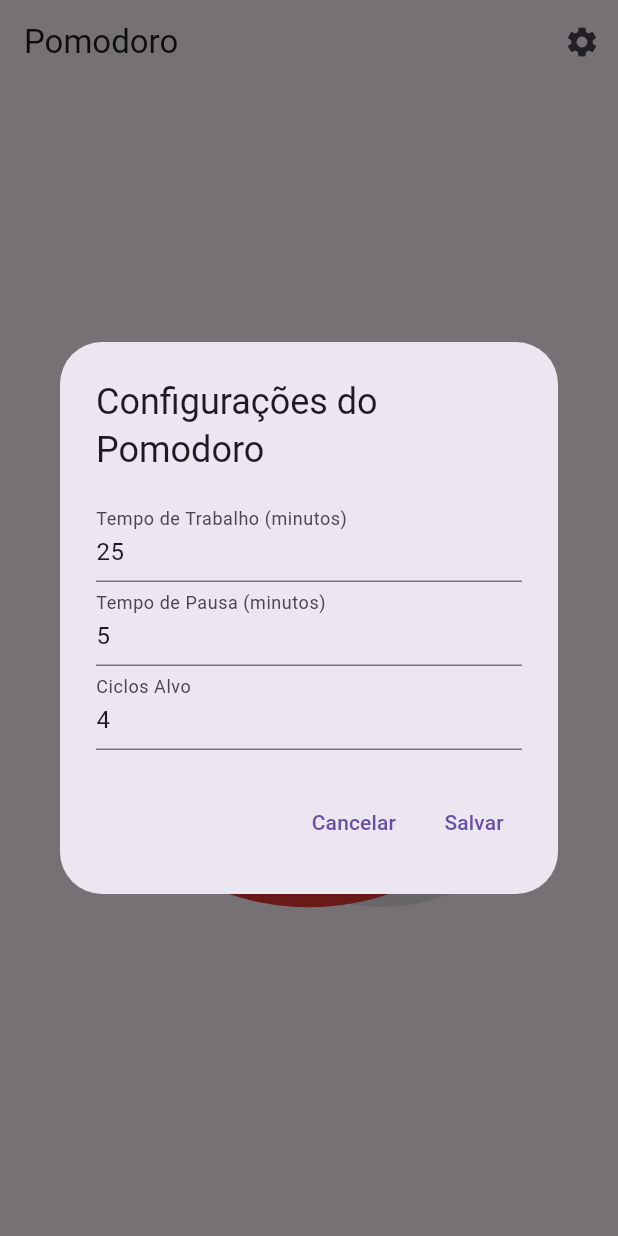
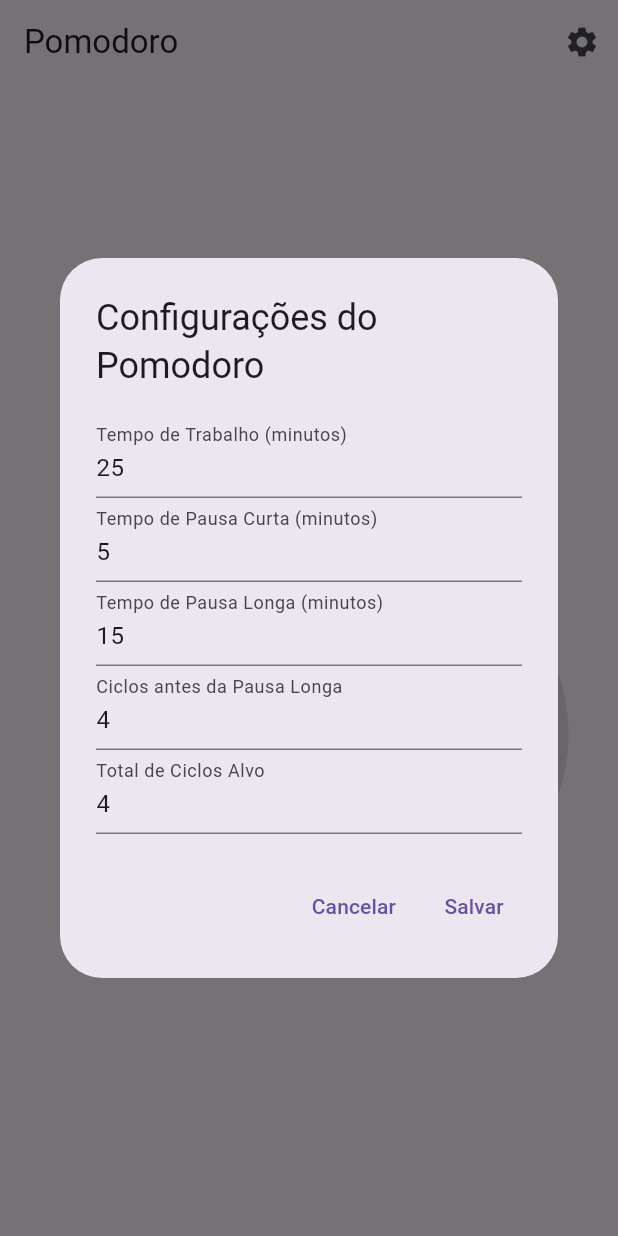
Before and after one commit to rubekx/pomodoro-app, a Flutter app: the screen it shows after launch, after a tap on "Iniciar", after a tap on "Resetar", after a tap on "Editar Configurações", on a phone screen of 412 x 824 dp. Run offline on Flutter 3.47's test engine with Material 3 defaults, Android fonts, the phone set to English and light mode, and no system bars.

Commit message:
add comments to disable sizedbox height

```diff
--- a/lib/main.dart
+++ b/lib/main.dart
@@ -30,15 +30,18 @@ class _PomodoroAppleTimerState extends State<PomodoroAppleTimer> {
   // Default settings
   int workMinutes = 25;
   int breakMinutes = 5;
+  int longBreakMinutes = 15;
   int targetCycles = 4;
+  int cyclesBeforeLongBreak = 4;
 
   Duration workDuration = Duration(minutes: 25);
   Duration breakDuration = Duration(minutes: 5);
+  Duration longBreakDuration = Duration(minutes: 15);
   Duration remaining = Duration(minutes: 25);
   Timer? timer;
   bool isRunning = false;
   int cycle = 1;
-  bool isWorkMode = true;
+  String currentMode = "work"; // "work", "break", "longBreak"
 
   void startPause() {
     if (isRunning) {
@@ -50,12 +53,21 @@ class _PomodoroAppleTimerState extends State<PomodoroAppleTimer> {
         } else {
           timer?.cancel();
           setState(() {
-            if (isWorkMode) {
-              isWorkMode = false;
+            if (currentMode == "work") {
+              // Check if we need a long break
+              if (cycle % cyclesBeforeLongBreak == 0) {
+                currentMode = "longBreak";
+                remaining = longBreakDuration;
+              } else {
+                currentMode = "break";
                 remaining = breakDuration;
+              }
             } else {
-              isWorkMode = true;
+              // After any break, go back to work
+              currentMode = "work";
+              if (currentMode == "longBreak" || currentMode == "break") {
                 cycle++;
+              }
               remaining = workDuration;
             }
             isRunning = false;
@@ -70,7 +82,7 @@ class _PomodoroAppleTimerState extends State<PomodoroAppleTimer> {
     timer?.cancel();
     setState(() {
       isRunning = false;
-      isWorkMode = true;
+      currentMode = "work";
       remaining = workDuration;
       cycle = 1;
     });
@@ -82,44 +94,51 @@ class _PomodoroAppleTimerState extends State<PomodoroAppleTimer> {
   void _openSettingsDialog() {
     // Create controllers for the text fields
     final workController = TextEditingController(text: workMinutes.toString());
-    final breakController = TextEditingController(
-      text: breakMinutes.toString(),
-    );
-    final cycleController = TextEditingController(
-      text: targetCycles.toString(),
-    );
+    final breakController = TextEditingController(text: breakMinutes.toString());
+    final longBreakController = TextEditingController(text: longBreakMinutes.toString());
+    final cycleController = TextEditingController(text: targetCycles.toString());
+    final longBreakCycleController = TextEditingController(text: cyclesBeforeLongBreak.toString());
 
     showDialog(
       context: context,
-      builder:
-          (context) => AlertDialog(
+      builder: (context) => AlertDialog(
         title: Text('Configurações do Pomodoro'),
-            content: Column(
+        content: SingleChildScrollView(
+          child: Column(
             mainAxisSize: MainAxisSize.min,
             children: [
               TextField(
                 controller: workController,
-                  decoration: InputDecoration(
-                    labelText: 'Tempo de Trabalho (minutos)',
-                  ),
+                decoration: InputDecoration(labelText: 'Tempo de Trabalho (minutos)'),
                 keyboardType: TextInputType.number,
                 inputFormatters: [FilteringTextInputFormatter.digitsOnly],
               ),
               TextField(
                 controller: breakController,
-                  decoration: InputDecoration(
-                    labelText: 'Tempo de Pausa (minutos)',
+                decoration: InputDecoration(labelText: 'Tempo de Pausa Curta (minutos)'),
+                keyboardType: TextInputType.number,
+                inputFormatters: [FilteringTextInputFormatter.digitsOnly],
               ),
+              TextField(
+                controller: longBreakController,
+                decoration: InputDecoration(labelText: 'Tempo de Pausa Longa (minutos)'),
+                keyboardType: TextInputType.number,
+                inputFormatters: [FilteringTextInputFormatter.digitsOnly],
+              ),
+              TextField(
+                controller: longBreakCycleController,
+                decoration: InputDecoration(labelText: 'Ciclos antes da Pausa Longa'),
                 keyboardType: TextInputType.number,
                 inputFormatters: [FilteringTextInputFormatter.digitsOnly],
               ),
               TextField(
                 controller: cycleController,
-                  decoration: InputDecoration(labelText: 'Ciclos Alvo'),
+                decoration: InputDecoration(labelText: 'Total de Ciclos Alvo'),
                 keyboardType: TextInputType.number,
                 inputFormatters: [FilteringTextInputFormatter.digitsOnly],
               ),
             ],
+          ),
         ),
         actions: [
           TextButton(
@@ -129,21 +148,23 @@ class _PomodoroAppleTimerState extends State<PomodoroAppleTimer> {
           TextButton(
             onPressed: () {
               // Parse the input values
-                  final newWorkMin =
-                      int.tryParse(workController.text) ?? workMinutes;
-                  final newBreakMin =
-                      int.tryParse(breakController.text) ?? breakMinutes;
-                  final newTargetCycles =
-                      int.tryParse(cycleController.text) ?? targetCycles;
+              final newWorkMin = int.tryParse(workController.text) ?? workMinutes;
+              final newBreakMin = int.tryParse(breakController.text) ?? breakMinutes;
+              final newLongBreakMin = int.tryParse(longBreakController.text) ?? longBreakMinutes;
+              final newTargetCycles = int.tryParse(cycleController.text) ?? targetCycles;
+              final newLongBreakCycles = int.tryParse(longBreakCycleController.text) ?? cyclesBeforeLongBreak;
 
               // Update the settings
               setState(() {
                 workMinutes = newWorkMin > 0 ? newWorkMin : 1;
                 breakMinutes = newBreakMin > 0 ? newBreakMin : 1;
+                longBreakMinutes = newLongBreakMin > 0 ? newLongBreakMin : 1;
                 targetCycles = newTargetCycles > 0 ? newTargetCycles : 1;
+                cyclesBeforeLongBreak = newLongBreakCycles > 0 ? newLongBreakCycles : 1;
 
                 workDuration = Duration(minutes: workMinutes);
                 breakDuration = Duration(minutes: breakMinutes);
+                longBreakDuration = Duration(minutes: longBreakMinutes);
 
                 // Reset the timer
                 reset();
@@ -156,6 +177,32 @@ class _PomodoroAppleTimerState extends State<PomodoroAppleTimer> {
         ],
       ),
     );
+  }
+
+  Color getTomatoColor() {
+    switch (currentMode) {
+      case "work":
+        return const Color(0xFFE53935); // Vermelho forte para trabalho
+      case "break":
+        return const Color(0xFFE57373); // Vermelho claro para pausa curta
+      case "longBreak":
+        return const Color(0xFFEF9A9A); // Vermelho mais claro para pausa longa
+      default:
+        return const Color(0xFFE53935);
+    }
+  }
+
+  String getModeText() {
+    switch (currentMode) {
+      case "work":
+        return "Trabalho";
+      case "break":
+        return "Pausa Curta";
+      case "longBreak":
+        return "Pausa Longa";
+      default:
+        return "Trabalho";
+    }
   }
 
   @override
@@ -175,10 +222,7 @@ class _PomodoroAppleTimerState extends State<PomodoroAppleTimer> {
           Positioned.fill(
             child: PomodoroPainter(
               size: MediaQuery.of(context).size.width,
-              tomatoColor:
-                  isWorkMode
-                      ? const Color(0xFFE53935)
-                      : const Color(0xFFE57373),
+              tomatoColor: getTomatoColor(),
               leafColor: const Color(0xFF4CAF50),
             ),
           ),
@@ -187,14 +231,14 @@ class _PomodoroAppleTimerState extends State<PomodoroAppleTimer> {
               mainAxisAlignment: MainAxisAlignment.center,
               children: [
                 Text(
-                  isWorkMode ? 'Trabalho' : 'Pausa',
+                  getModeText(),
                   style: TextStyle(
                     fontSize: 28,
                     color: Colors.white,
                     fontWeight: FontWeight.w500,
                   ),
                 ),
-                const SizedBox(height: 10),
+                // const SizedBox(height: 5),
                 Text(
                   formatTime(remaining),
                   style: const TextStyle(
@@ -203,22 +247,19 @@ class _PomodoroAppleTimerState extends State<PomodoroAppleTimer> {
                     fontWeight: FontWeight.bold,
                   ),
                 ),
-                const SizedBox(height: 10),
+                // const SizedBox(height: 5),
                 Text(
                   'Ciclo: $cycle / $targetCycles',
                   style: const TextStyle(color: Colors.white, fontSize: 30),
                 ),
-                const SizedBox(height: 20),
+                // const SizedBox(height: 5),
                 Row(
                   mainAxisAlignment: MainAxisAlignment.center,
                   children: [
                     ElevatedButton(
                       onPressed: startPause,
                       style: ElevatedButton.styleFrom(
-                        padding: EdgeInsets.symmetric(
-                          horizontal: 24,
-                          vertical: 12,
-                        ),
+                        padding: EdgeInsets.symmetric(horizontal: 24, vertical: 12),
                       ),
                       child: Text(isRunning ? 'Pausar' : 'Iniciar'),
                     ),
@@ -226,21 +267,17 @@ class _PomodoroAppleTimerState extends State<PomodoroAppleTimer> {
                     ElevatedButton(
                       onPressed: reset,
                       style: ElevatedButton.styleFrom(
-                        padding: EdgeInsets.symmetric(
-                          horizontal: 24,
-                          vertical: 12,
-                        ),
+                        padding: EdgeInsets.symmetric(horizontal: 24, vertical: 12),
                       ),
                       child: const Text('Resetar'),
                     ),
                   ],
                 ),
-                const SizedBox(height: 20),
+                // const SizedBox(height: 5),
                 TextButton.icon(
                   onPressed: _openSettingsDialog,
                   icon: Icon(Icons.edit, color: Colors.white),
-                  label: Text(
-                    'Editar Configurações',
+                  label: Text('Editar Configurações',
                     style: TextStyle(color: Colors.white),
                   ),
                 ),
--- a/lib/pomodoro_painter.dart
+++ b/lib/pomodoro_painter.dart
@@ -45,7 +45,7 @@ class _TomatoPainter extends CustomPainter {
 
     canvas.drawCircle(
       Offset(center.dx + radius * 0.3, center.dy + radius * 0.3),
-      radius * 0.7,
+      radius * 0.75,
       shadowPaint,
     );
     // Desenha o tomate (corpo principal)
@@ -109,7 +109,7 @@ class _TomatoPainter extends CustomPainter {
 
     canvas.drawCircle(
       Offset(center.dx - radius * 0.3, center.dy - radius * 0.3),
-      radius * 0.3,
+      radius * 0.4,
       highlightPaint,
     );
   }
```
Lines whose indentation alone changed are shown as unchanged.
